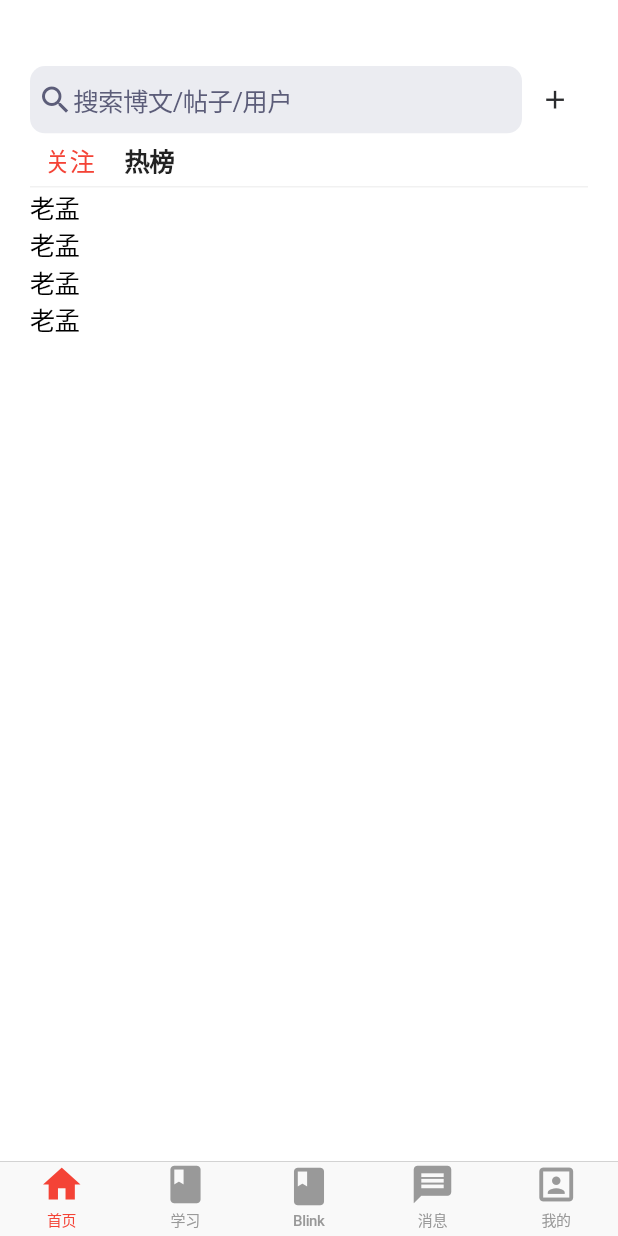
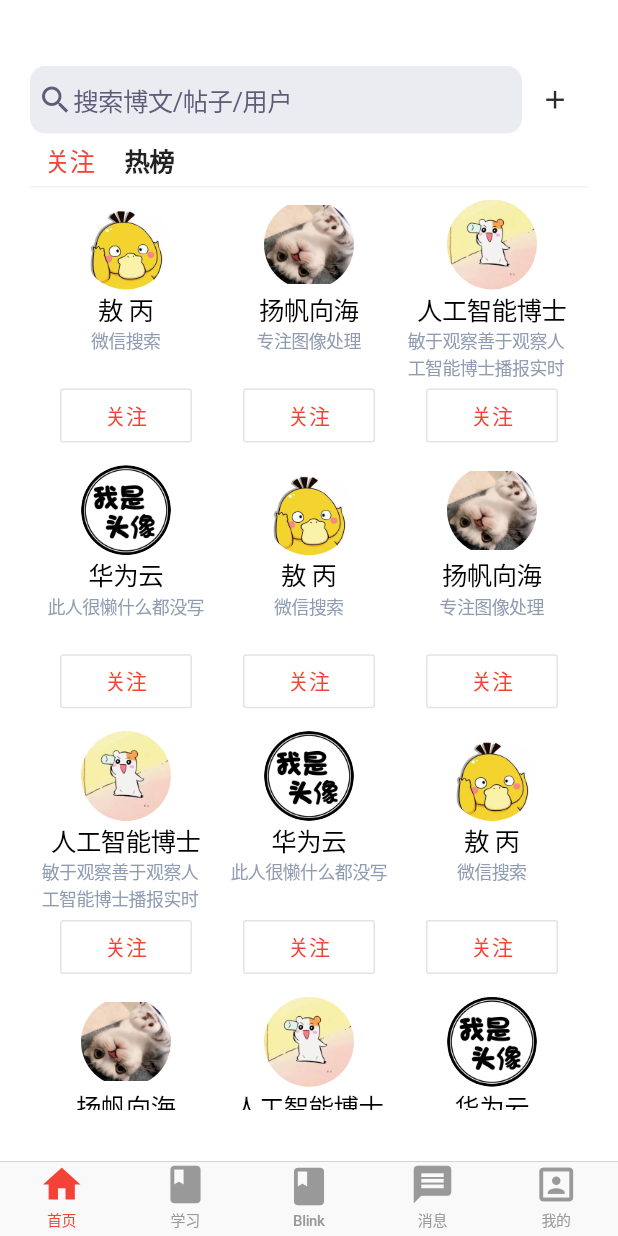
Before and after one commit to jinweizhao/csdn-copy, a Flutter app: the screen it shows after launch, on a phone screen of 412 x 824 dp. Run offline on Flutter 3.47's test engine with Material 2 defaults, Android fonts, the phone set to English and light mode, and no system bars; our stand-ins replace pull_to_refresh.

Commit message:
完成首页（关注和热榜）

```diff
--- a/csdn_copy/lib/MainVC/Views/AttentionView.dart
+++ b/csdn_copy/lib/MainVC/Views/AttentionView.dart
@@ -1,6 +1,5 @@
 import 'package:flutter/cupertino.dart';
 import 'package:flutter/material.dart';
-import 'package:pull_to_refresh/pull_to_refresh.dart';
 
 class AttentionView extends StatefulWidget {
   @override
@@ -8,27 +7,140 @@ class AttentionView extends StatefulWidget {
 }
 
 class _AttentionViewState extends State<AttentionView> {
+  var _dataArray = [
+    {
+      'image': 'lib/assets/1.jpeg',
+      'name': '敖 丙',
+      'detail': '微信搜索',
+    },
+    {
+      'image': 'lib/assets/2.jpg',
+      'name': '扬帆向海',
+      'detail': '专注图像处理',
+    },
+    {
+      'image': 'lib/assets/3.jpg',
+      'name': '人工智能博士',
+      'detail': '敏于观察善于观察人工智能博士播报实时',
+    },
+    {
+      'image': 'lib/assets/4.jpg',
+      'name': '华为云',
+      'detail': '此人很懒什么都没写',
+    },
+    {
+      'image': 'lib/assets/1.jpeg',
+      'name': '敖 丙',
+      'detail': '微信搜索',
+    },
+    {
+      'image': 'lib/assets/2.jpg',
+      'name': '扬帆向海',
+      'detail': '专注图像处理',
+    },
+    {
+      'image': 'lib/assets/3.jpg',
+      'name': '人工智能博士',
+      'detail': '敏于观察善于观察人工智能博士播报实时',
+    },
+    {
+      'image': 'lib/assets/4.jpg',
+      'name': '华为云',
+      'detail': '此人很懒什么都没写',
+    },
+    {
+      'image': 'lib/assets/1.jpeg',
+      'name': '敖 丙',
+      'detail': '微信搜索',
+    },
+    {
+      'image': 'lib/assets/2.jpg',
+      'name': '扬帆向海',
+      'detail': '专注图像处理',
+    },
+    {
+      'image': 'lib/assets/3.jpg',
+      'name': '人工智能博士',
+      'detail': '敏于观察善于观察人工智能博士播报实时',
+    },
+    {
+      'image': 'lib/assets/4.jpg',
+      'name': '华为云',
+      'detail': '此人很懒什么都没写',
+    },
+    {
+      'image': 'lib/assets/1.jpeg',
+      'name': '敖 丙',
+      'detail': '微信搜索',
+    },
+    {
+      'image': 'lib/assets/2.jpg',
+      'name': '扬帆向海',
+      'detail': '专注图像处理',
+    },
+    {
+      'image': 'lib/assets/3.jpg',
+      'name': '人工智能博士',
+      'detail': '敏于观察善于观察人工智能博士播报实时',
+    },
+    {
+      'image': 'lib/assets/4.jpg',
+      'name': '华为云',
+      'detail': '此人很懒什么都没写',
+    },
+  ];
 
+  List<Widget> getItems(context) {
+    List<Widget> result = [];
+    for (var model in _dataArray) {
+      var widget = Column(
+        children: <Widget>[
+          Container(
+            height: 60,
+            width: 60,
+            padding: EdgeInsets.only(top: 0),
+            child: ClipOval(
+              child: Image.asset(model['image']),
+            ),
+          ),
+          Text(
+            model['name'],
+            maxLines: 1,
+          ),
+          Container(
+            height: 35,
+            child: Text(
+              model['detail'],
+              style: TextStyle(
+                  color: Color.fromRGBO(144, 156, 178, 1), fontSize: 12),
+            ),
+          ),
+          OutlineButton(
+            child: Text('关注'),
+            textColor: Colors.red,
+            splashColor: Colors.white,
+            highlightColor: Colors.white,
+            onPressed: (){
+
+            }
+          ),
+        ],
+      );
+      result.add(widget);
+    }
+    return result;
+  }
 
   @override
   Widget build(BuildContext context) {
-    return CustomScrollView(
-      slivers: <Widget>[
-        CupertinoSliverRefreshControl(
-          onRefresh: () async {
-
-
-            setState(() {
-
-            });
-          },
-        ),
-        SliverList(
-          delegate: SliverChildBuilderDelegate((content, index) {
-            return Text('老孟');
-          }, childCount: 4),
-        )
-      ],
+    return GridView.count(
+      primary: false,
+      padding: const EdgeInsets.all(8),
+      crossAxisSpacing: 10,
+      mainAxisSpacing: 10,
+      crossAxisCount: 3,
+      childAspectRatio: 0.67,
+      children: getItems(context),
     );
   }
 }
--- a/csdn_copy/lib/MainVC/Views/HotList.dart
+++ b/csdn_copy/lib/MainVC/Views/HotList.dart
@@ -1,6 +1,7 @@
 import 'package:csdn_copy/MainVC/HotListDetailScreen.dart';
 import 'package:flutter/cupertino.dart';
 import 'package:flutter/material.dart';
+import 'package:pull_to_refresh/pull_to_refresh.dart';
 
 class HotListView extends StatefulWidget {
   @override
@@ -97,14 +98,15 @@ class _HotListViewState extends State<HotListView>
     var model = dataArray[index];
 
     return GestureDetector(
-      onTap: (){
+      onTap: () {
         print(model['title']);
-        Navigator.of(context,rootNavigator: true).push(
-          CupertinoPageRoute(
-            builder:(context){
-              return HotListDetailScreen(title: model['title'],detail: model['detail'],);
-            }
-            ),
+        Navigator.of(context, rootNavigator: true).push(
+          CupertinoPageRoute(builder: (context) {
+            return HotListDetailScreen(
+              title: model['title'],
+              detail: model['detail'],
+            );
+          }),
         );
       },
       child: Column(
@@ -163,20 +165,31 @@ class _HotListViewState extends State<HotListView>
     );
   }
 
-  @override
-  void dispose() {
-    print('attentionview  销毁了');
-    super.dispose();
+  RefreshController _refreshController =
+      RefreshController(initialRefresh: false);
+
+  void _onRefresh() async{
+    // monitor network fetch
+    await Future.delayed(Duration(milliseconds: 1000));
+    setState(() {
+      dataArray.insert(0, dataArray[3]);
+    });
+    _refreshController.refreshCompleted();
   }
 
-  @override
-  bool get wantKeepAlive => true;
+  void _onLoading() async{
+    // monitor network fetch
+    await Future.delayed(Duration(milliseconds: 1000));
+    setState(() {
+      dataArray.add(dataArray[dataArray.length - 3]);
+    });
+    _refreshController.loadComplete();
+  }
 
   @override
   Widget build(BuildContext context) {
     super.build(context);
-    return Container(
-      // color: Colors.red,
+    return SmartRefresher(
       child: ListView.builder(
         itemBuilder: (context, index) {
           return getCell(context, index);
@@ -187,6 +200,41 @@ class _HotListViewState extends State<HotListView>
           keepScrollOffset: true,
         ),
       ),
+      header: WaterDropHeader(),
+      footer: CustomFooter(
+        builder: (BuildContext context, LoadStatus mode) {
+          Widget body;
+          if (mode == LoadStatus.idle) {
+            body = Text("上拉加载");
+          } else if (mode == LoadStatus.loading) {
+            body = CupertinoActivityIndicator();
+          } else if (mode == LoadStatus.failed) {
+            body = Text("加载失败");
+          } else if (mode == LoadStatus.canLoading) {
+            body = Text("释放加载更多");
+          } else {
+            body = Text("没有更多数据");
+          }
+          return Container(
+            height: 55.0,
+            child: Center(child: body),
+          );
+        },
+      ),
+      controller: _refreshController,
+      enablePullUp: true,
+      onRefresh: _onRefresh,
+      onLoading: _onLoading,
     );
   }
+
+  @override
+  void dispose() {
+    print('attentionview  销毁了');
+    super.dispose();
+  }
+
+  @override
+  bool get wantKeepAlive => true;
+
 }
```
Also changed, not shown: csdn_copy/pubspec.yaml (+5 -3 lines), csdn_copy/lib/assets/1.jpeg (added), csdn_copy/lib/assets/2.jpg (added), csdn_copy/lib/assets/3.jpg (added), csdn_copy/lib/assets/4.jpg (added).
